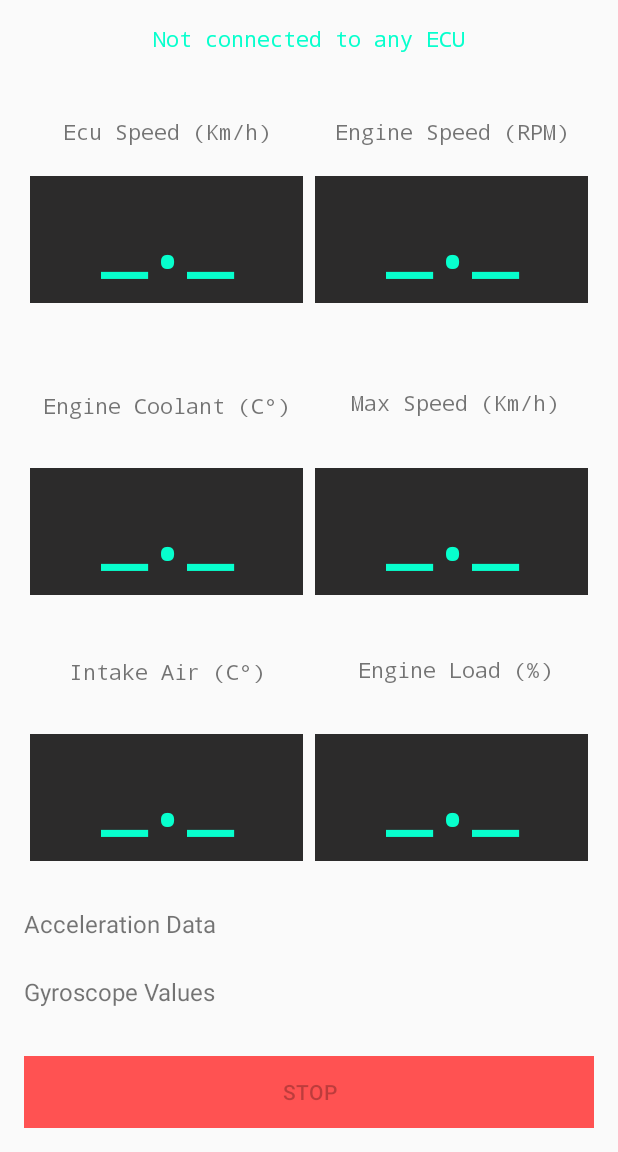
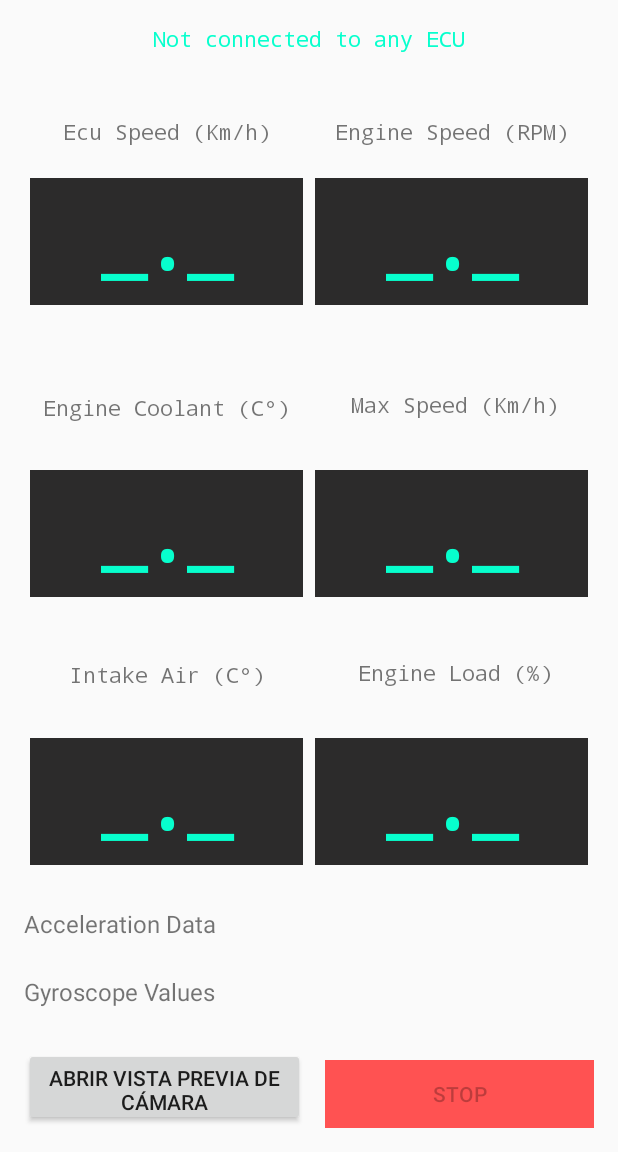
Before and after one commit to Yushetf33/OBD2Cloud, an Android app: the screen it shows after launch (MainActivity), on a phone screen of 412 x 824 dp, the part 84-1236 px from its top. Run offline under Robolectric (Android 15) with nearby library versions, the phone set to English and light mode, and no system bars; 4 statements that could not run were skipped.

Commit message:
Añadida funcionalidad que detecta objetos en tiempo real

```diff
--- a/app/src/main/java/com/example/obd2cloud/MainActivity.kt
+++ b/app/src/main/java/com/example/obd2cloud/MainActivity.kt
@@ -66,8 +66,8 @@ class MainActivity : AppCompatActivity(), View.OnClickListener, SensorEventListe
     private var job: Job? = null
 
     private lateinit var sensorManager: SensorManager
-    private lateinit var gyroscope: Sensor
-    private lateinit var accelerometer: Sensor
+    private var gyroscope: Sensor? = null
+    private var accelerometer: Sensor? = null
 
     private var touchCount: Int = 0
 
@@ -134,7 +134,15 @@ class MainActivity : AppCompatActivity(), View.OnClickListener, SensorEventListe
         solicitarPermisos()
 
         startMaxSpeedLoop()
+
+        // Agregar el botón para abrir CameraPreviewActivity
+        val buttonOpenCameraPreview: Button = findViewById(R.id.button_open_camera_preview)
+        buttonOpenCameraPreview.setOnClickListener {
+            val intent = Intent(this, CameraPreviewActivity::class.java) // Cambia a CameraPreviewActivity
+            startActivity(intent)
+        }
     }
+
 
     private fun startMaxSpeedLoop() {
         lifecycleScope.launch(Dispatchers.IO) {
--- a/app/src/main/res/layout/activity_main.xml
+++ b/app/src/main/res/layout/activity_main.xml
@@ -413,8 +413,8 @@
 
     <Button
         android:id="@+id/stop"
-        android:layout_width="0dp"
-        android:layout_height="wrap_content"
+        android:layout_width="179dp"
+        android:layout_height="45dp"
         android:layout_marginStart="16dp"
         android:layout_marginEnd="16dp"
         android:layout_marginBottom="16dp"
@@ -450,5 +450,16 @@
         app:layout_constraintBottom_toBottomOf="parent"
         app:layout_constraintStart_toStartOf="parent" />
 
+    <Button
+        android:id="@+id/button_open_camera_preview"
+        android:layout_width="187dp"
+        android:layout_height="52dp"
+        android:layout_gravity="center"
+        android:layout_marginStart="16dp"
+        android:layout_marginBottom="17dp"
+        android:text="Abrir Vista Previa de Cámara"
+        app:layout_constraintBottom_toBottomOf="parent"
+        app:layout_constraintStart_toStartOf="parent" />
+
 
 </androidx.constraintlayout.widget.ConstraintLayout>
--- a/gradle/libs.versions.toml
+++ b/gradle/libs.versions.toml
@@ -9,6 +9,7 @@ lifecycleRuntimeKtx = "2.8.6"
 activityCompose = "1.9.2"
 composeBom = "2023.08.00"
 playServicesLocation = "21.3.0"
+playServicesTfliteGpu = "16.2.0"
 
 [libraries]
 androidx-core-ktx = { group = "androidx.core", name = "core-ktx", version.ref = "coreKtx" }
@@ -26,6 +27,7 @@ androidx-ui-test-manifest = { group = "androidx.compose.ui", name = "ui-test-man
 androidx-ui-test-junit4 = { group = "androidx.compose.ui", name = "ui-test-junit4" }
 androidx-material3 = { group = "androidx.compose.material3", name = "material3" }
 play-services-location = { group = "com.google.android.gms", name = "play-services-location", version.ref = "playServicesLocation" }
+play-services-tflite-gpu = { group = "com.google.android.gms", name = "play-services-tflite-gpu", version.ref = "playServicesTfliteGpu" }
 
 [plugins]
 androidApplication = { id = "com.android.application", version.ref = "agp" }
```
Also changed, not shown: app/build.gradle (+16 -3 lines), app/src/main/AndroidManifest.xml (+16 -2 lines).
